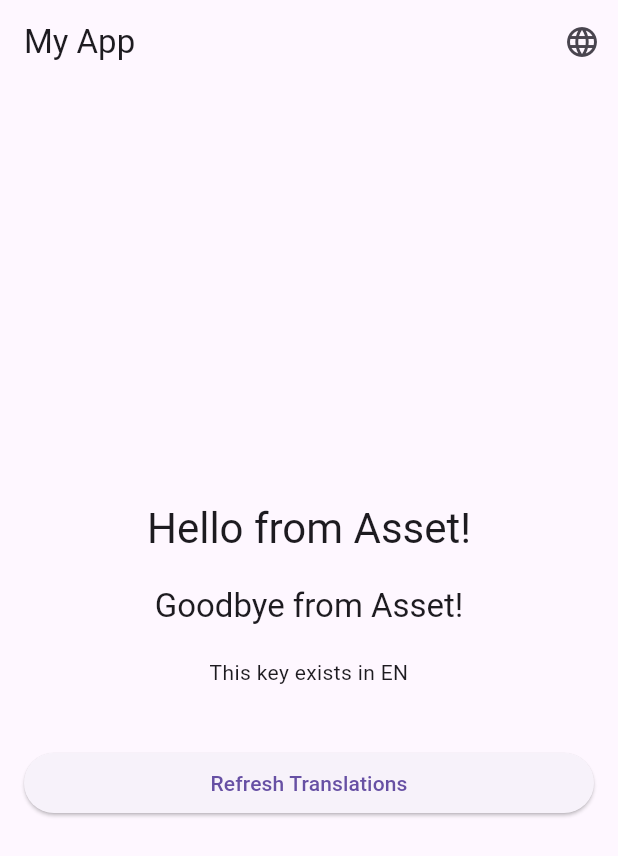
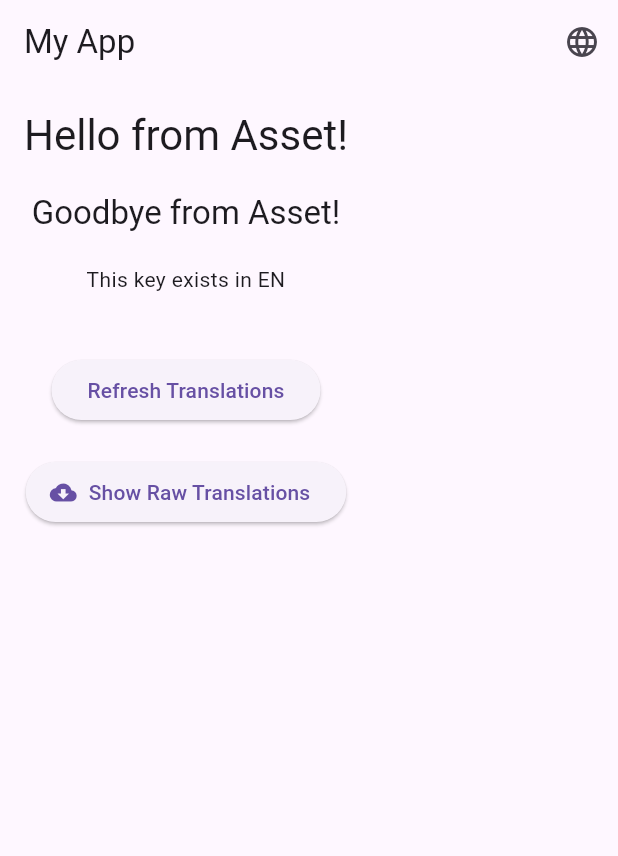
Before and after one commit to abhishekshrm20/translation-management-abhi, a Flutter app: the screen it shows after launch, on a phone screen of 412 x 824 dp. Shown: the top 856 px of the screen. Run offline on Flutter 3.47's test engine with Material 3 defaults, Android fonts, the phone set to English and light mode, and no system bars; our stand-ins replace equatable, flutter_bloc; project files that could hold a hidden picture were left out.

Commit message:
Update  task 3

```diff
--- a/mobile_app/lib/screens/home_screen.dart
+++ b/mobile_app/lib/screens/home_screen.dart
@@ -1,3 +1,4 @@
+import 'dart:convert';
 import 'package:flutter/material.dart';
 import 'package:flutter_bloc/flutter_bloc.dart';
 import 'package:mobile_app/blocs/mobile_localization_bloc.dart';
@@ -6,8 +7,26 @@ import 'package:mobile_app/blocs/mobile_localization_state.dart';
 import 'package:mobile_app/localization/app_localization.dart';
 import 'package:mobile_app/main.dart';
 
-class HomeScreen extends StatelessWidget {
-  const HomeScreen({super.key});
+class HomeScreen extends StatefulWidget {
+  final Future<List<Map<String, dynamic>>> Function()? onRefresh;
+
+  const HomeScreen({super.key, this.onRefresh});
+
+  @override
+  State<HomeScreen> createState() => _HomeScreenState();
+}
+
+class _HomeScreenState extends State<HomeScreen> {
+  List<Map<String, dynamic>> _fetchedTranslations = [];
+
+  Future<void> _fetchAndDisplayRawTranslations() async {
+    if (widget.onRefresh != null) {
+      final data = await widget.onRefresh!();
+      setState(() {
+        _fetchedTranslations = data;
+      });
+    }
+  }
 
   @override
   Widget build(BuildContext context) {
@@ -47,9 +66,9 @@ class HomeScreen extends StatelessWidget {
         },
         builder: (context, state) {
           if (state.isLoading && state.appLocalizations == null) {
-            // Only show global loader on initial load
             return const Center(child: CircularProgressIndicator());
           }
+
           if (state.appLocalizations == null) {
             return const Center(child: Text('Translations not loaded.'));
           }
@@ -57,8 +76,10 @@ class HomeScreen extends StatelessWidget {
           return Padding(
             padding: const EdgeInsets.all(16.0),
             child: Column(
-              mainAxisAlignment: MainAxisAlignment.center,
-              crossAxisAlignment: CrossAxisAlignment.stretch,
+              children: [
+                Expanded(
+                  child: SingleChildScrollView(
+                    child: Column(
                       children: <Widget>[
                         Text(
                           AppLocalizations.of(context)!.translate('greeting'),
@@ -73,27 +94,49 @@ class HomeScreen extends StatelessWidget {
                         ),
                         const SizedBox(height: 20),
                         Text(
-                  AppLocalizations.of(context)!.translate(
-                      'missing_key_example'), // Example of a missing key
+                          AppLocalizations.of(context)!
+                              .translate('missing_key_example'),
                           style: Theme.of(context).textTheme.bodyMedium,
                           textAlign: TextAlign.center,
                         ),
                         const SizedBox(height: 40),
-                if (state
-                    .isLoading) // Show loader for subsequent fetches/switches
+                        if (state.isLoading)
                           const Center(
                             child: Padding(
                               padding: EdgeInsets.all(8.0),
                               child: CircularProgressIndicator(),
-                  )),
+                            ),
+                          ),
                         ElevatedButton(
                           onPressed: state.isLoading
                               ? null
                               : () {
-                          localizationBloc.add(UpdateTranslationsFromServer());
+                                  localizationBloc
+                                      .add(UpdateTranslationsFromServer());
                                 },
                           child: Text(AppLocalizations.of(context)!
                               .translate('refresh_translations_button')),
+                        ),
+                        const SizedBox(height: 20),
+                        ElevatedButton.icon(
+                          onPressed: _fetchAndDisplayRawTranslations,
+                          icon: const Icon(Icons.cloud_download),
+                          label: const Text('Show Raw Translations'),
+                        ),
+                        const SizedBox(height: 16),
+                        if (_fetchedTranslations.isNotEmpty)
+                          ..._fetchedTranslations.map((entry) {
+                            return Card(
+                              child: ListTile(
+                                title: Text(entry['key']),
+                                subtitle:
+                                    Text(entry['translations']['en'] ?? '—'),
+                              ),
+                            );
+                          }).toList(),
+                      ],
+                    ),
+                  ),
                 ),
               ],
             ),
```
Lines whose indentation alone changed are shown as unchanged.
